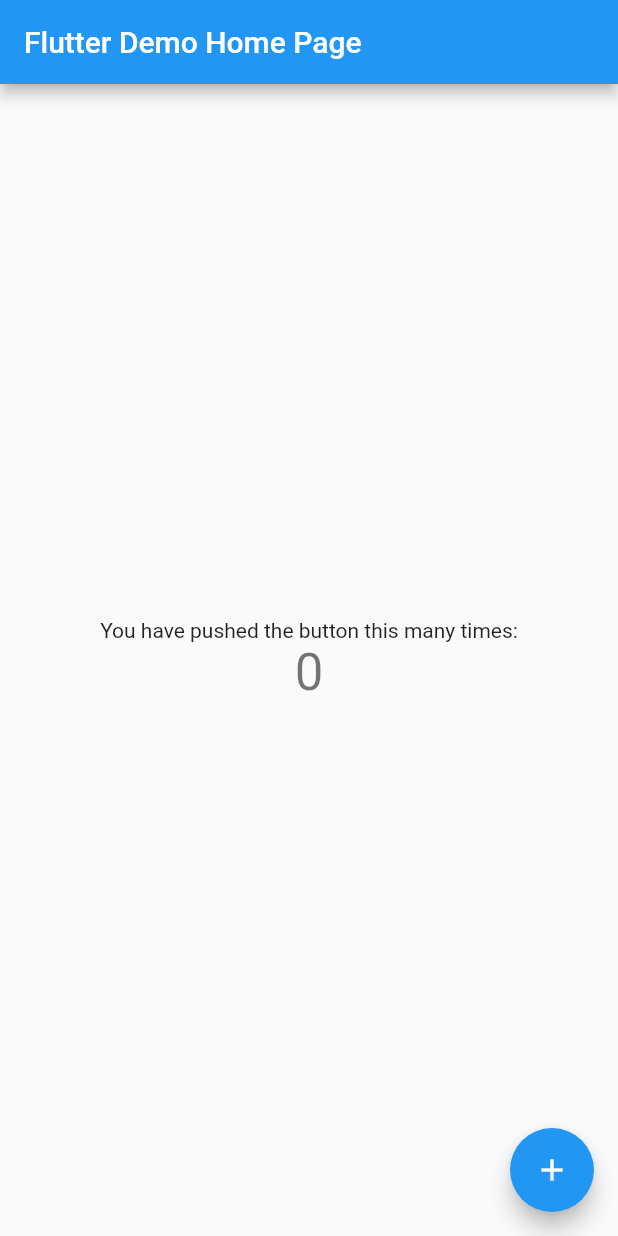
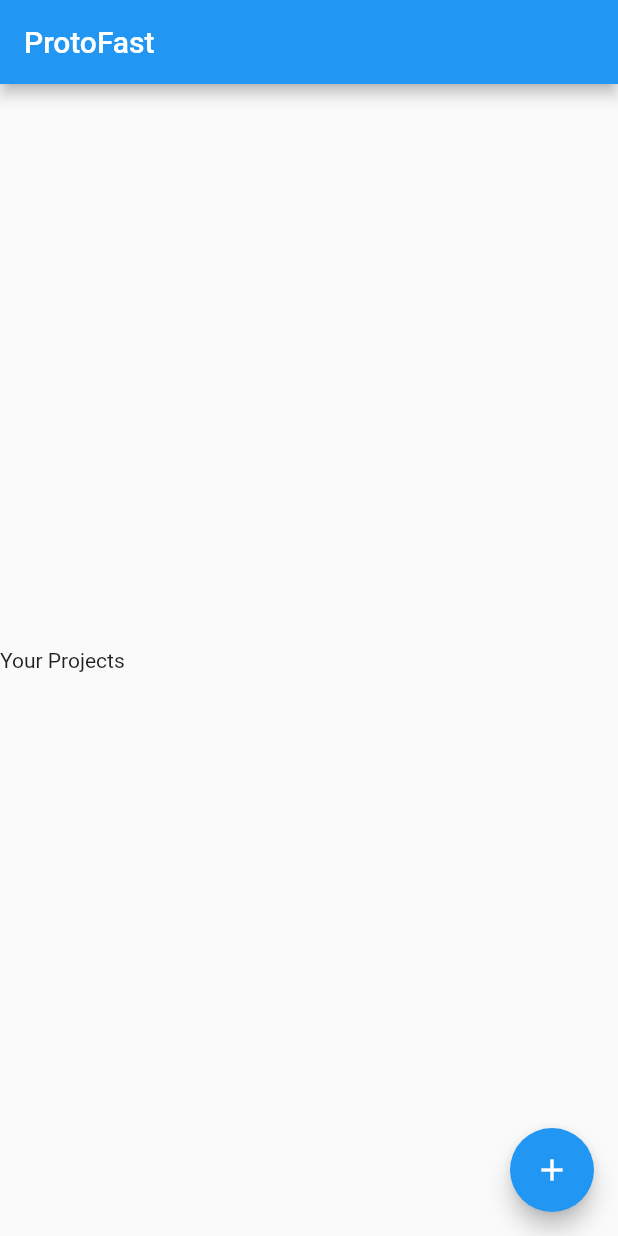
Before and after one commit to ElBatanony/ProtoFast, a Flutter app: the screen it shows after launch, on a phone screen of 412 x 824 dp. Run offline on Flutter 3.47's test engine with Material 2 defaults, Android fonts, the phone set to English and light mode, and no system bars.

Commit message:
Clean main.dart

```diff
--- a/lib/main.dart
+++ b/lib/main.dart
@@ -7,108 +7,42 @@ void main() {
 class MyApp extends StatelessWidget {
   const MyApp({Key? key}) : super(key: key);
 
-  // This widget is the root of your application.
   @override
   Widget build(BuildContext context) {
     return MaterialApp(
-      title: 'Flutter Demo',
+      title: 'ProtoFast',
       theme: ThemeData(
-        // This is the theme of your application.
-        //
-        // Try running your application with "flutter run". You'll see the
-        // application has a blue toolbar. Then, without quitting the app, try
-        // changing the primarySwatch below to Colors.green and then invoke
-        // "hot reload" (press "r" in the console where you ran "flutter run",
-        // or simply save your changes to "hot reload" in a Flutter IDE).
-        // Notice that the counter didn't reset back to zero; the application
-        // is not restarted.
         primarySwatch: Colors.blue,
       ),
-      home: const MyHomePage(title: 'Flutter Demo Home Page'),
+      home: const MyHomePage(),
     );
   }
 }
 
 class MyHomePage extends StatefulWidget {
-  const MyHomePage({Key? key, required this.title}) : super(key: key);
-
-  // This widget is the home page of your application. It is stateful, meaning
-  // that it has a State object (defined below) that contains fields that affect
-  // how it looks.
-
-  // This class is the configuration for the state. It holds the values (in this
-  // case the title) provided by the parent (in this case the App widget) and
-  // used by the build method of the State. Fields in a Widget subclass are
-  // always marked "final".
-
-  final String title;
+  const MyHomePage({Key? key}) : super(key: key);
 
   @override
   State<MyHomePage> createState() => _MyHomePageState();
 }
 
 class _MyHomePageState extends State<MyHomePage> {
-  int _counter = 0;
-
-  void _incrementCounter() {
-    setState(() {
-      // This call to setState tells the Flutter framework that something has
-      // changed in this State, which causes it to rerun the build method below
-      // so that the display can reflect the updated values. If we changed
-      // _counter without calling setState(), then the build method would not be
-      // called again, and so nothing would appear to happen.
-      _counter++;
-    });
-  }
-
   @override
   Widget build(BuildContext context) {
-    // This method is rerun every time setState is called, for instance as done
-    // by the _incrementCounter method above.
-    //
-    // The Flutter framework has been optimized to make rerunning build methods
-    // fast, so that you can just rebuild anything that needs updating rather
-    // than having to individually change instances of widgets.
     return Scaffold(
       appBar: AppBar(
-        // Here we take the value from the MyHomePage object that was created by
-        // the App.build method, and use it to set our appbar title.
-        title: Text(widget.title),
+        title: const Text('ProtoFast'),
       ),
-      body: Center(
-        // Center is a layout widget. It takes a single child and positions it
-        // in the middle of the parent.
-        child: Column(
-          // Column is also a layout widget. It takes a list of children and
-          // arranges them vertically. By default, it sizes itself to fit its
-          // children horizontally, and tries to be as tall as its parent.
-          //
-          // Invoke "debug painting" (press "p" in the console, choose the
-          // "Toggle Debug Paint" action from the Flutter Inspector in Android
-          // Studio, or the "Toggle Debug Paint" command in Visual Studio Code)
-          // to see the wireframe for each widget.
-          //
-          // Column has various properties to control how it sizes itself and
-          // how it positions its children. Here we use mainAxisAlignment to
-          // center the children vertically; the main axis here is the vertical
-          // axis because Columns are vertical (the cross axis would be
-          // horizontal).
-          mainAxisAlignment: MainAxisAlignment.center,
-          children: <Widget>[
-            const Text(
-              'You have pushed the button this many times:',
-            ),
-            Text(
-              '$_counter',
-              style: Theme.of(context).textTheme.headline4,
-            ),
-          ],
-        ),
+      body: Column(
+        mainAxisAlignment: MainAxisAlignment.center,
+        children: const <Widget>[
+          Text('Your Projects'),
+        ],
       ),
-      floatingActionButton: FloatingActionButton(
-        onPressed: _incrementCounter,
+      floatingActionButton: const FloatingActionButton(
+        onPressed: null,
         tooltip: 'Increment',
-        child: const Icon(Icons.add),
+        child: Icon(Icons.add),
       ), // This trailing comma makes auto-formatting nicer for build methods.
     );
   }
```
